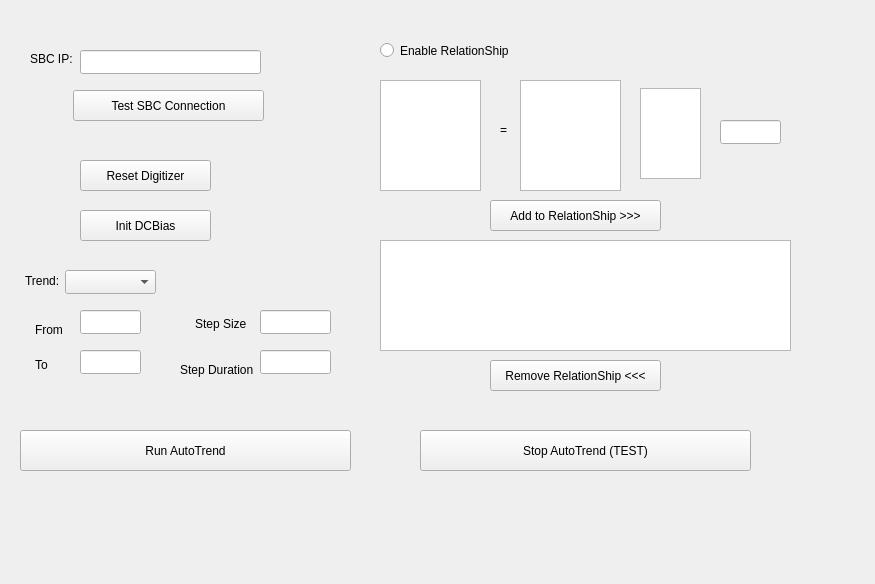
First picture: the form in autotrend.ui, repository MOBILionSystems/MIPS-app-MOBILion, before the edit.
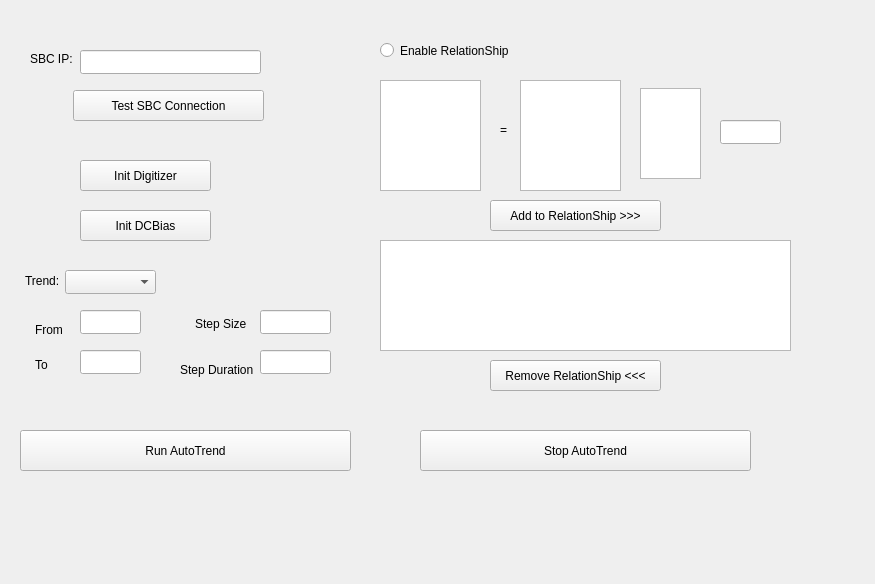
Second picture: the form after the edit.

Commit message: Implemented a basic AutoTrend for dC

The edit to the form file:
```diff
--- a/autotrend.ui
+++ b/autotrend.ui
@@ -72,7 +72,7 @@
     </rect>
    </property>
    <property name="text">
-    <string>Reset Digitizer</string>
+    <string>Init Digitizer</string>
    </property>
   </widget>
   <widget class="QPushButton" name="pushButton_4">
@@ -242,7 +242,7 @@
     </rect>
    </property>
    <property name="text">
-    <string>Stop AutoTrend (TEST)</string>
+    <string>Stop AutoTrend</string>
    </property>
   </widget>
   <widget class="QPushButton" name="pushButton_7">
```
Left out of the diff: 10 changed lines with no effect on the pictures. The commit also changes 2 other files.
